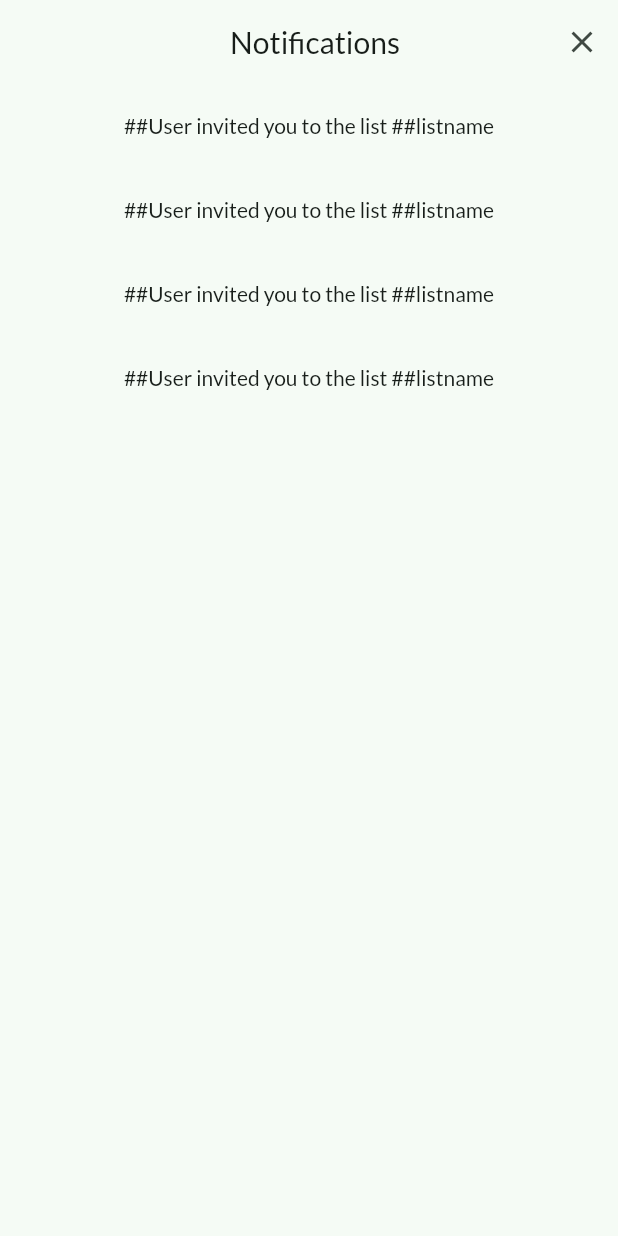
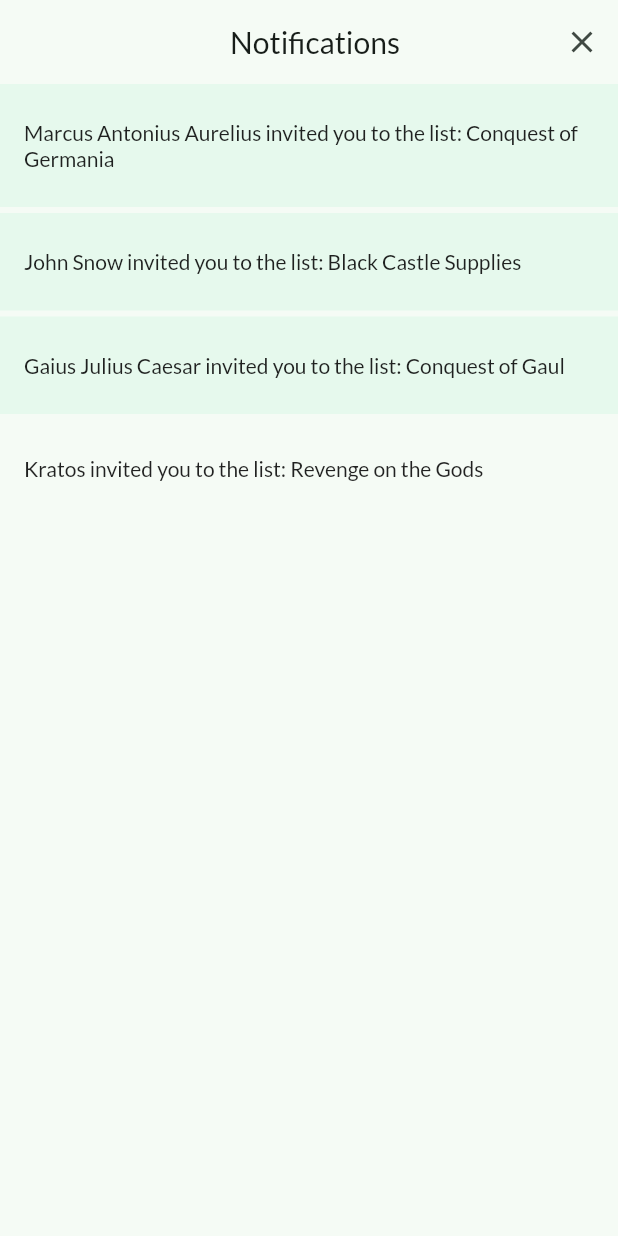
Before and after one commit to BenAuerDev/flashlist-POC, a Flutter app: the screen it shows once a user with an empty profile is signed in, after a tap on the "notifications" icon, on a phone screen of 412 x 824 dp. Run offline on Flutter 3.47's test engine with Material 2 defaults, Android fonts, the phone set to English and light mode, and no system bars; our stand-ins replace cloud_firestore, firebase_auth, firebase_core, firebase_storage, flutter_colorpicker, flutter_hooks and 3 more; accounts and stored records are empty; generated files the repository leaves out were written again.

Commit message:
use notification item in notification-modal, and change dummy-invites to be closer to the final text

```diff
--- a/lib/widgets/notification/notification_modal.dart
+++ b/lib/widgets/notification/notification_modal.dart
@@ -1,6 +1,7 @@
 import 'package:brainstorm_array/models/notification.dart';
 import 'package:brainstorm_array/utils/context_retriever.dart';
 import 'package:brainstorm_array/widgets/notification/notification_badge.dart';
+import 'package:brainstorm_array/widgets/notification/notification_item.dart';
 import 'package:flutter/material.dart';
 import 'package:flutter_hooks/flutter_hooks.dart';
 
@@ -11,24 +12,24 @@ class NotificationModal extends HookWidget {
   Widget build(BuildContext context) {
     var notifications = <UserNotification>[
       UserNotification(
-        '##User invited you to the list ##listname',
+        'Marcus Antonius Aurelius invited you to the list: Conquest of Germania',
         '23423423',
         false,
       ),
       UserNotification(
-        '##User invited you to the list ##listname',
+        'John Snow invited you to the list: Black Castle Supplies',
         '23423423',
         false,
       ),
       UserNotification(
-        '##User invited you to the list ##listname',
+        'Gaius Julius Caesar invited you to the list: Conquest of Gaul',
         '23423423',
         false,
       ),
       UserNotification(
-        '##User invited you to the list ##listname',
+        'Kratos invited you to the list: Revenge on the Gods',
         '23423423',
-        false,
+        true,
       ),
     ];
 
@@ -60,31 +61,15 @@ class NotificationModal extends HookWidget {
                 mainAxisSize: MainAxisSize.max,
                 children: <Widget>[
                   Expanded(
-                    flex: 5,
                     child: SizedBox.expand(
-                      child: ListView(
-                        children: [
-                          for (var notification in notifications)
-                            ListTile(
-                              contentPadding: EdgeInsets.zero,
-                              key: Key(notification.uid),
-                              title: GestureDetector(
-                                onTap: () {
-                                  print('tapped');
-                                },
-                                child: Container(
-                                  width: double.infinity,
-                                  padding:
-                                      const EdgeInsets.symmetric(vertical: 8),
-                                  child: Column(
-                                    children: [
-                                      Text(notification.message),
-                                    ],
-                                  ),
-                                ),
-                              ),
-                            ),
-                        ],
+                      child: ListView.builder(
+                        itemCount: notifications.length,
+                        shrinkWrap: true,
+                        itemBuilder: (context, index) {
+                          final notification = notifications[index];
+
+                          return NotificationItem(notification: notification);
+                        },
                       ),
                     ),
                   ),
```
